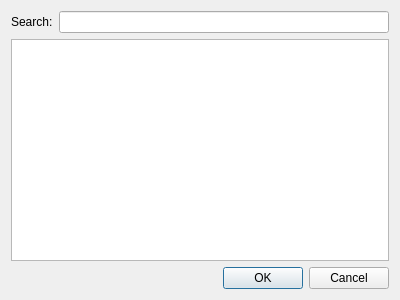
Qt form editor/keycustomize.ui (pok3r-custom/Pok3rConf) before a commit.
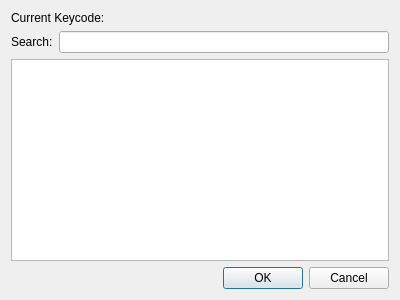
The same form after that commit.

Patch:
```diff
--- a/editor/keycustomize.ui
+++ b/editor/keycustomize.ui
@@ -14,6 +14,13 @@
    <string>Customize Key</string>
   </property>
   <layout class="QVBoxLayout" name="verticalLayout">
+   <item>
+    <widget class="QLabel" name="keycodeLabel">
+     <property name="text">
+      <string>Current Keycode:</string>
+     </property>
+    </widget>
+   </item>
    <item>
     <layout class="QHBoxLayout" name="horizontalLayout">
      <item>
```
